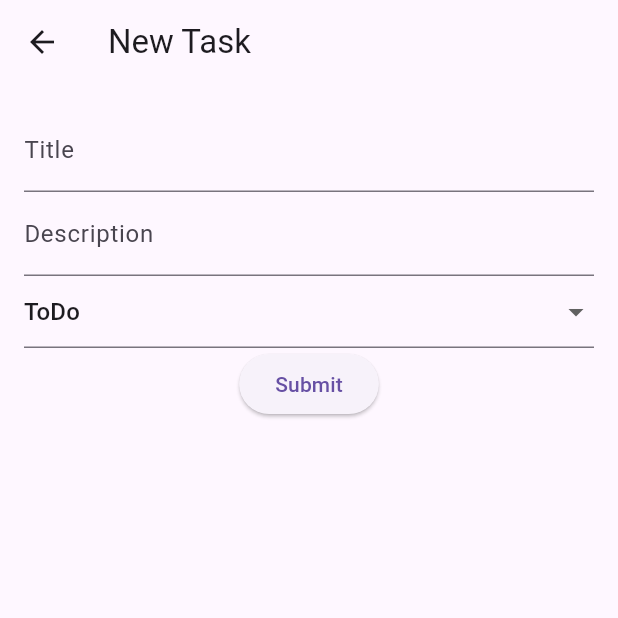
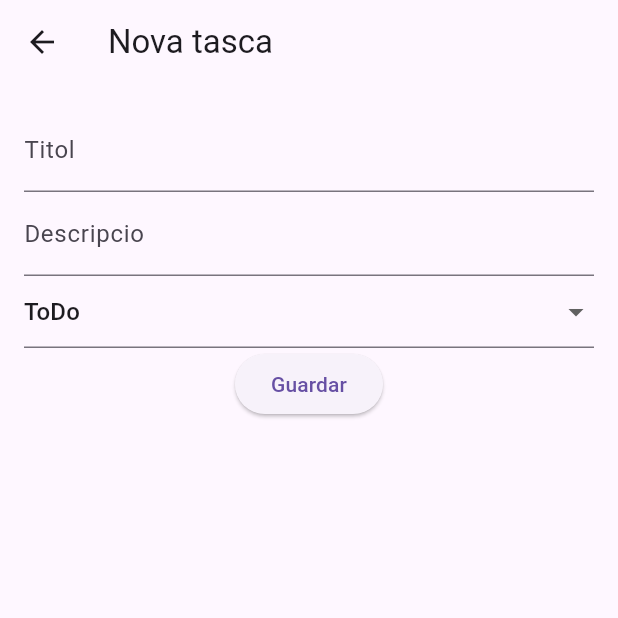
Before and after one commit to DinarKhazimullinITICBcn/FlutterProjecteFinal, a Flutter app: the screen it shows after launch, after a tap on the "add" icon, on a phone screen of 412 x 824 dp, the top half of it. Run offline on Flutter 3.47's test engine with Material 3 defaults, Android fonts, the phone set to English and light mode, and no system bars.

Commit message:
Errors y comentaris

```diff
--- a/kanban/lib/kanban.dart
+++ b/kanban/lib/kanban.dart
@@ -1,11 +1,13 @@
 import 'package:flutter/material.dart';
-
+//StatefulWidget, te un estat mutable/canviable
 class KanbanPage extends StatefulWidget {
   @override
   _KanbanPageState createState() => _KanbanPageState();
 }
 
 class _KanbanPageState extends State<KanbanPage> {
+  /* Llistes de "maps" amb clau valor, sent strings i strings
+   */
   List<Map<String, String>> toDoList = [];
   List<Map<String, String>> inProgressList = [];
   List<Map<String, String>> doneList = [];
@@ -14,7 +16,7 @@ class _KanbanPageState extends State<KanbanPage> {
   Widget build(BuildContext context) {
     return Scaffold(
       appBar: AppBar(
-        title: Text('Kanban Page'),
+        title: Text('Kanban'),
       ),
       body: Row(
         mainAxisAlignment: MainAxisAlignment.spaceEvenly,
@@ -119,7 +121,7 @@ class _NewTaskPageState extends State<NewTaskPage> {
   Widget build(BuildContext context) {
     return Scaffold(
       appBar: AppBar(
-        title: Text('New Task'),
+        title: Text('Nova tasca'),
       ),
       body: Form(
         key: _formKey,
@@ -129,17 +131,17 @@ class _NewTaskPageState extends State<NewTaskPage> {
             children: [
               TextFormField(
                 controller: _titleController,
-                decoration: InputDecoration(labelText: 'Title'),
+                decoration: InputDecoration(labelText: 'Titol'),
                 validator: (value) {
                   if (value == null || value.isEmpty) {
-                    return 'Please enter a title';
+                    return 'El titol no pot ser buit';
                   }
                   return null;
                 },
               ),
               TextFormField(
                 controller: _descriptionController,
-                decoration: InputDecoration(labelText: 'Description'),
+                decoration: InputDecoration(labelText: 'Descripcio'),
               ),
               DropdownButtonFormField(
                 value: _status,
@@ -165,7 +167,7 @@ class _NewTaskPageState extends State<NewTaskPage> {
                     });
                   }
                 },
-                child: Text('Submit'),
+                child: Text('Guardar'),
               ),
             ],
           ),
@@ -215,14 +217,14 @@ class _EditTaskPageState extends State<EditTaskPage> {
                 decoration: InputDecoration(labelText: 'Titol'),
                 validator: (value) {
                   if (value == null || value.isEmpty) {
-                    return 'Please enter a title';
+                    return 'El titul no pot ser buit';
                   }
                   return null;
                 },
               ),
               TextFormField(
                 controller: _descriptionController,
-                decoration: InputDecoration(labelText: 'Descripció'),
+                decoration: InputDecoration(labelText: 'Descripcio'),
               ),
               DropdownButtonFormField(
                 value: _status,
@@ -248,13 +250,13 @@ class _EditTaskPageState extends State<EditTaskPage> {
                     });
                   }
                 },
-                child: Text('Submit'),
+                child: Text('Enviar'),
               ),
               ElevatedButton(
                 onPressed: () {
                   Navigator.pop(context);
                 },
-                child: Text('Delete'),
+                child: Text('Eliminar'),
                 style: ElevatedButton.styleFrom(
                   backgroundColor: Colors.red,
                 ),
```
